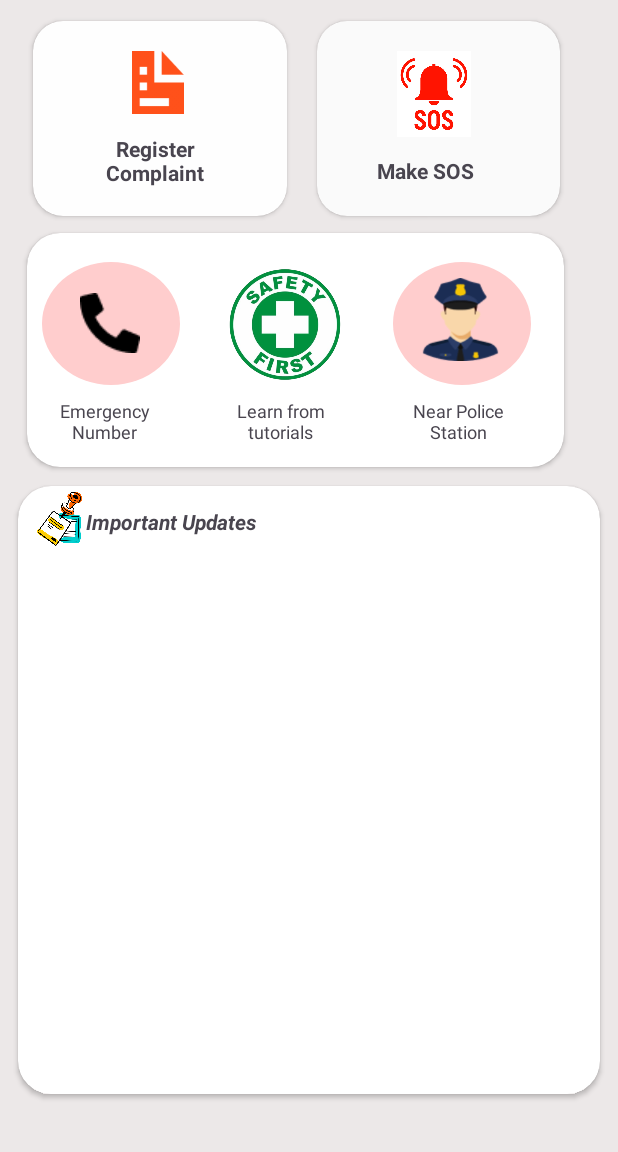
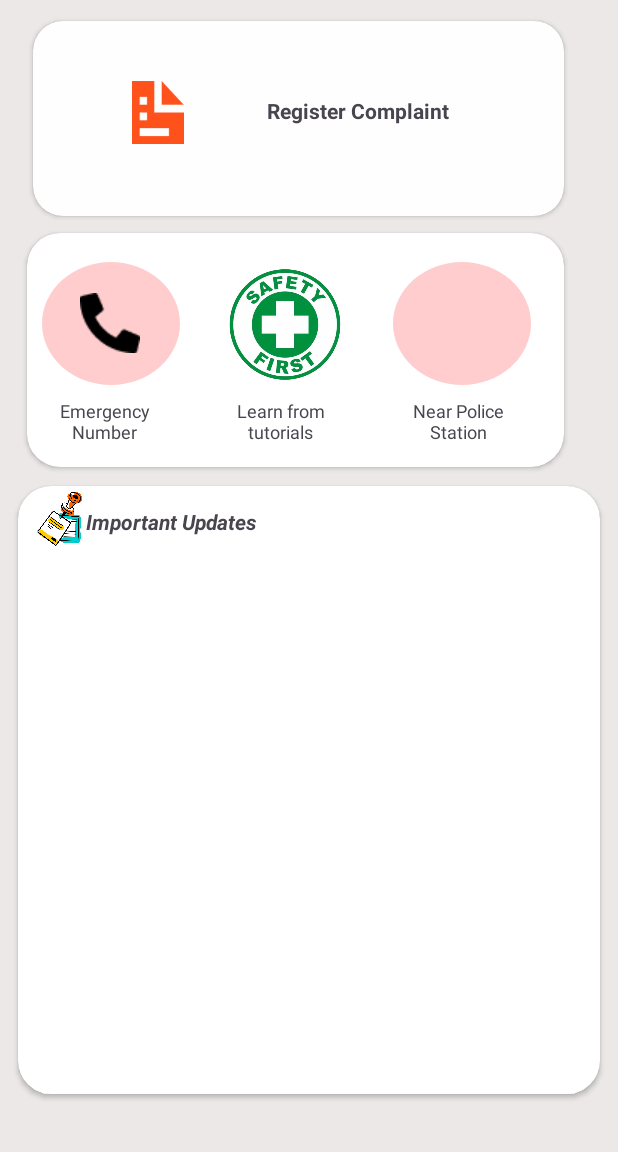
Before and after one commit to VedprakashLilhare/Vedu, an Android app: the screen it shows after launch once a user with an empty profile is signed in (MainActivity), on a phone screen of 412 x 824 dp, the part 84-1236 px from its top. Run offline under Robolectric (Android 15) with nearby library versions, the phone set to English and light mode, and no system bars; our stand-ins replace Firebase (no records; nobody signed in at launch, a user with empty details on screens opened directly).

```diff
--- a/app/src/main/java/com/ved/Vedu/MainActivity.java
+++ b/app/src/main/java/com/ved/Vedu/MainActivity.java
@@ -1,6 +1,4 @@
 package com.ved.Vedu;
-
-import static android.content.ContentValues.TAG;
 
 import android.annotation.SuppressLint;
 import android.content.Intent;
@@ -17,21 +15,15 @@ import com.google.android.gms.tasks.OnCompleteListener;
 import com.google.android.gms.tasks.Task;
 import com.google.firebase.auth.FirebaseAuth;
 import com.google.firebase.database.DataSnapshot;
-import com.google.firebase.database.DatabaseError;
 import com.google.firebase.database.DatabaseReference;
 import com.google.firebase.database.FirebaseDatabase;
-import com.google.firebase.database.ValueEventListener;
 import com.ved.mysafety.R;
-
-import java.text.SimpleDateFormat;
-import java.util.Date;
 
 public class MainActivity extends AppCompatActivity {
     CardView c1,c2;
     private DatabaseReference mDatabase;
+    private FirebaseAuth mAuth;
     ImageView l1,l2,l3;
-    private FirebaseAuth mAuth;
-
     @SuppressLint("MissingInflatedId")
     @Override
     protected void onCreate(Bundle savedInstanceState) {
@@ -40,7 +32,7 @@ public class MainActivity extends AppCompatActivity {
         mAuth = FirebaseAuth.getInstance();
         mDatabase = FirebaseDatabase.getInstance().getReference();
         c1 = findViewById(R.id.v1);
-        c2 = findViewById(R.id.v2);
+      //  c2 = findViewById(R.id.v2);
         l1 =findViewById(R.id.b1);
         l2 =findViewById(R.id.b2);
         l3 =findViewById(R.id.b3);
@@ -50,10 +42,10 @@ public class MainActivity extends AppCompatActivity {
             startActivity(intent);
         });
 
-        c2.setOnClickListener(v -> {
-            Intent intent = new Intent(MainActivity.this,SoS.class);
-            startActivity(intent);
-        });
+//        c2.setOnClickListener(v -> {
+//            Intent intent = new Intent(MainActivity.this,SoS.class);
+//            startActivity(intent);
+//        });
 
         l1.setOnClickListener(v -> {
             Intent intent = new Intent(MainActivity.this,number.class);
@@ -69,7 +61,6 @@ public class MainActivity extends AppCompatActivity {
             Intent intent = new Intent(MainActivity.this,near.class);
             startActivity(intent);
         });
-
         mDatabase.child("org").child("Notice").get().addOnCompleteListener(new OnCompleteListener<DataSnapshot>() {
             @Override
             public void onComplete(@NonNull Task<DataSnapshot> task) {
@@ -82,15 +73,6 @@ public class MainActivity extends AppCompatActivity {
                 }
             }
         });
-    }
-    public String dateconverter(String string){
-        long unixTime = Long.parseLong(string); // Convert string to long
-
-        Date date = new Date(unixTime * 1000L); // Convert Unix time to milliseconds
-
-        SimpleDateFormat sdf = new SimpleDateFormat("dd MMM yyyy");
-        String formattedDate = sdf.format(date);
-        return formattedDate;
 
     }
     public void signout(View view){
--- a/app/src/main/res/layout/activity_main.xml
+++ b/app/src/main/res/layout/activity_main.xml
@@ -61,7 +61,7 @@
 
             <androidx.cardview.widget.CardView
                 android:id="@+id/v1"
-                android:layout_width="169dp"
+                android:layout_width="354dp"
                 android:layout_height="130dp"
                 android:layout_marginStart="22dp"
                 android:layout_marginTop="14dp"
@@ -73,47 +73,18 @@
                     android:layout_width="56dp"
                     android:layout_height="42dp"
                     android:layout_marginStart="55dp"
-                    android:layout_marginTop="20dp"
+                    android:layout_marginTop="40dp"
                     android:importantForAccessibility="no"
                     android:src="@drawable/img" />
 
                 <TextView
                     android:id="@+id/textView2"
-                    android:layout_width="99dp"
-                    android:layout_height="67dp"
-                    android:layout_marginStart="32dp"
-                    android:layout_marginTop="75dp"
+                    android:layout_width="193dp"
+                    android:layout_height="31dp"
+                    android:layout_marginStart="120dp"
+                    android:layout_marginTop="50dp"
                     android:text="@string/register_complaint"
                     android:textAlignment="center"
-                    android:textSize="14sp"
-                    android:textStyle="bold" />
-            </androidx.cardview.widget.CardView>
-
-            <androidx.cardview.widget.CardView
-                android:id="@+id/v2"
-                android:layout_width="162dp"
-                android:layout_height="130dp"
-                android:layout_marginStart="20dp"
-                android:layout_marginTop="14dp"
-                android:backgroundTint="#FAFAFA"
-                app:cardCornerRadius="20dp">
-
-                <ImageView
-                    android:id="@+id/imageView4"
-                    android:layout_width="65dp"
-                    android:layout_height="57dp"
-                    android:layout_marginStart="45dp"
-                    android:layout_marginTop="20dp"
-                    android:importantForAccessibility="no"
-                    android:src="@drawable/img_4" />
-
-                <TextView
-                    android:id="@+id/textView3"
-                    android:layout_width="wrap_content"
-                    android:layout_height="wrap_content"
-                    android:layout_marginStart="40dp"
-                    android:layout_marginTop="90dp"
-                    android:text="@string/make_sos"
                     android:textSize="14sp"
                     android:textStyle="bold" />
             </androidx.cardview.widget.CardView>
@@ -187,15 +158,6 @@
                     android:layout_marginTop="19dp"
                     android:src="@drawable/circle" />
 
-                <ImageView
-                    android:id="@+id/imageView10"
-                    android:layout_width="wrap_content"
-                    android:layout_height="55dp"
-                    android:layout_marginStart="248dp"
-                    android:layout_marginTop="30dp"
-                    android:contentDescription="@string/near_police_station"
-                    android:src="@drawable/img_3" />
-
                 <TextView
                     android:id="@+id/textView6"
                     android:layout_width="87dp"
@@ -245,6 +207,10 @@
                     android:textAppearance="@style/TextAppearance.AppCompat.Medium"
                     android:textSize="14sp"
                     android:textStyle="bold|italic" />
+
+                <ListView
+                    android:layout_width="match_parent"
+                    android:layout_height="356dp" />
             </androidx.cardview.widget.CardView>
 
         </LinearLayout>
```
